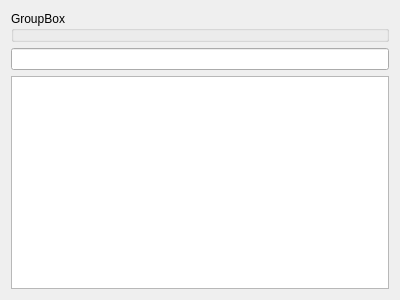
caicaiking/WKEFactoryView2014, file MeterMode/cls6440MeterMode.ui: the form before one commit.
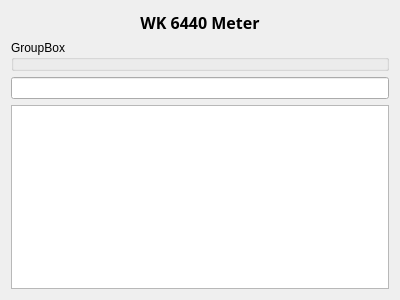
The form after the commit.

Commit message: Meter Mode 添加步骤 删除步骤 修改步骤等

Diff of the .ui file:
```diff
--- a/MeterMode/cls6440MeterMode.ui
+++ b/MeterMode/cls6440MeterMode.ui
@@ -14,6 +14,24 @@
    <string>Form</string>
   </property>
   <layout class="QVBoxLayout" name="verticalLayout">
+   <item>
+    <widget class="QLabel" name="label">
+     <property name="font">
+      <font>
+       <family>楷体</family>
+       <pointsize>12</pointsize>
+       <weight>75</weight>
+       <bold>true</bold>
+      </font>
+     </property>
+     <property name="text">
+      <string>WK 6440 Meter</string>
+     </property>
+     <property name="alignment">
+      <set>Qt::AlignCenter</set>
+     </property>
+    </widget>
+   </item>
    <item>
     <widget class="QGroupBox" name="groupBox">
      <property name="title">
```
The commit also changes 20 other files.
